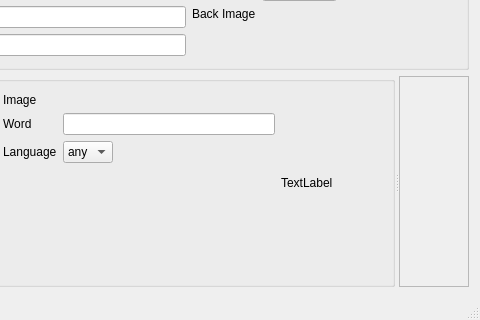
First picture: the form in mainwindow.ui, repository KDE/pairs, before the edit; both pictures show x 371 to 851 and y 114 to 434 of the 851 by 434 pixel window.
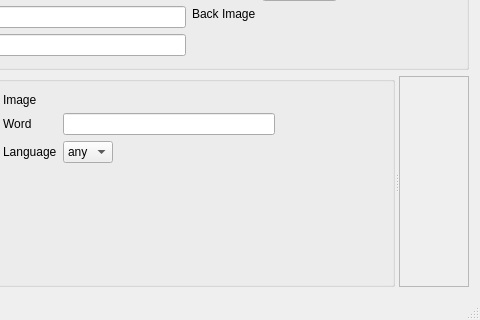
Second picture: the form after the edit. Custom widgets are drawn as their Qt base class.

Commit message: connect Kurl requester with the label that display the images files

What changed in the file:
```diff
--- a/mainwindow.ui
+++ b/mainwindow.ui
@@ -276,7 +276,7 @@
             </size>
            </property>
            <property name="text">
-            <string>TextLabel</string>
+            <string/>
            </property>
            <property name="alignment">
             <set>Qt::AlignLeading|Qt::AlignLeft|Qt::AlignVCenter</set>
```
Left out of the diff: 2 changed lines with no effect on the pictures. The commit also changes 2 other files.
